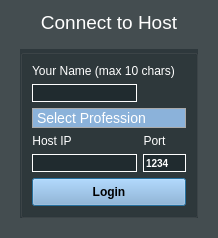
The window that mydialog.ui (Tyrox92/Gw2SPECS) describes before a commit, drawn with Qt 5.
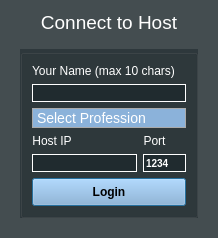
The same window after the commit.

Commit message:
changed name length limit to 15
- also lengthened the input field

```diff
--- a/mydialog.ui
+++ b/mydialog.ui
@@ -103,26 +103,6 @@
          <bool>false</bool>
         </property>
         <layout class="QGridLayout" name="gridLayout">
-         <item row="1" column="1">
-          <widget class="QLineEdit" name="InputName">
-           <property name="sizePolicy">
-            <sizepolicy hsizetype="Expanding" vsizetype="Fixed">
-             <horstretch>0</horstretch>
-             <verstretch>0</verstretch>
-            </sizepolicy>
-           </property>
-           <property name="styleSheet">
-            <string notr="true">border-radius:0px;
-border:1px solid #fff;</string>
-           </property>
-           <property name="maxLength">
-            <number>10</number>
-           </property>
-           <property name="readOnly">
-            <bool>false</bool>
-           </property>
-          </widget>
-         </item>
          <item row="5" column="1">
           <widget class="QLineEdit" name="InputIP">
            <property name="sizePolicy">
@@ -369,6 +349,26 @@
            </item>
           </widget>
          </item>
+         <item row="1" column="1" colspan="2">
+          <widget class="QLineEdit" name="InputName">
+           <property name="sizePolicy">
+            <sizepolicy hsizetype="Expanding" vsizetype="Fixed">
+             <horstretch>0</horstretch>
+             <verstretch>0</verstretch>
+            </sizepolicy>
+           </property>
+           <property name="styleSheet">
+            <string notr="true">border-radius:0px;
+border:1px solid #fff;</string>
+           </property>
+           <property name="maxLength">
+            <number>15</number>
+           </property>
+           <property name="readOnly">
+            <bool>false</bool>
+           </property>
+          </widget>
+         </item>
         </layout>
        </widget>
       </item>
```
The commit also changes 1 other file.
